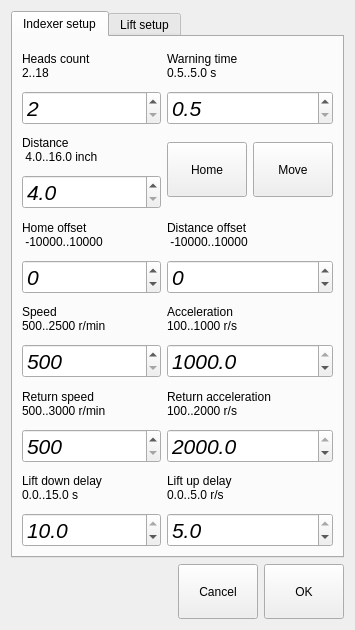
Above: indexersettingdialog.ui from mishkoLitvin/L_Aries-progect before the change. Below: the same form after it.
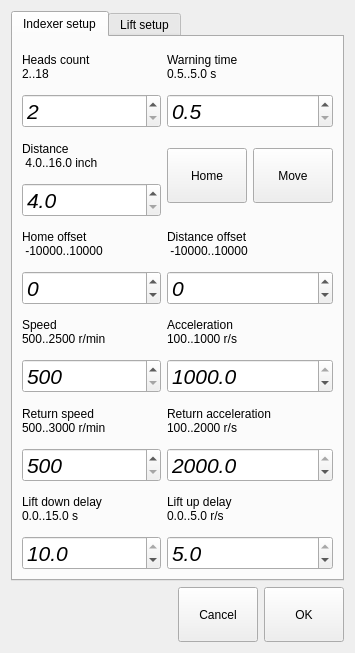
That is the form after the change. The open tabs and pages were chosen to show the change.

Commit message: MachineSetting class added

The edit to the form file:
```diff
--- a/indexersettingdialog.ui
+++ b/indexersettingdialog.ui
@@ -7,7 +7,7 @@
     <x>0</x>
     <y>0</y>
     <width>355</width>
-    <height>630</height>
+    <height>653</height>
    </rect>
   </property>
   <property name="windowTitle">
```
Left out of the diff: 2 changed lines with no effect on the pictures. The commit also changes 2 other files.
